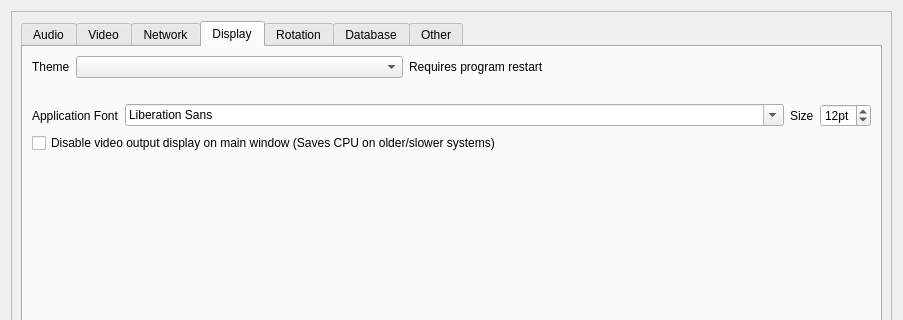
The window that OpenKJ/dlgsettings.ui (OpenKJ/OpenKJ) describes before a commit, drawn with Qt 5; both pictures show x 0 to 903 and y 0 to 320 of the 903 by 775 pixel window.
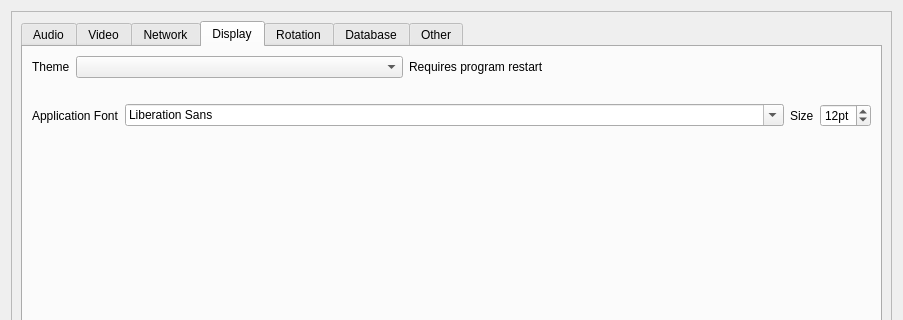
The same window after the commit. The open tabs and pages were chosen to show the change. Icons and pictures are not drawn.

Commit message: Remove deprecated main window video render disable option in settings

```diff
--- a/OpenKJ/dlgsettings.ui
+++ b/OpenKJ/dlgsettings.ui
@@ -1270,13 +1270,6 @@
               </item>
              </layout>
             </item>
-            <item>
-             <widget class="QCheckBox" name="cbxPreviewEnabled">
-              <property name="text">
-               <string>Disable video output display on main window (Saves CPU on older/slower systems)</string>
-              </property>
-             </widget>
-            </item>
             <item>
              <spacer name="verticalSpacer_5">
               <property name="orientation">
```
Left out of the diff: 8 changed lines with no effect on the pictures. The commit also changes 1 other file.
